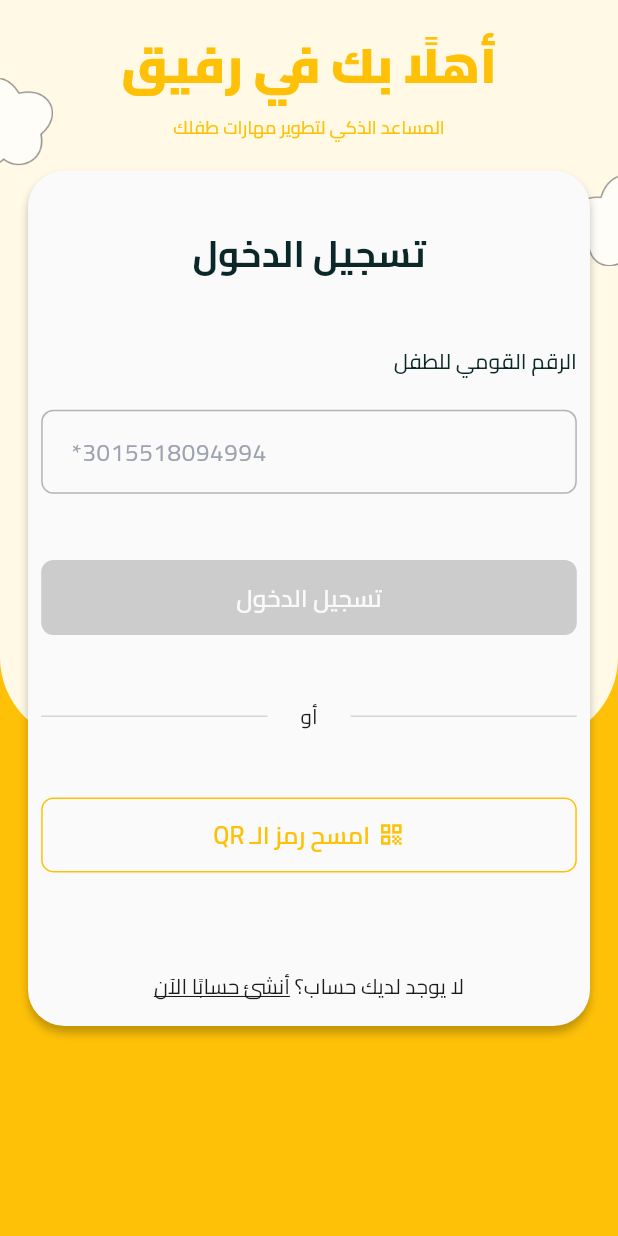
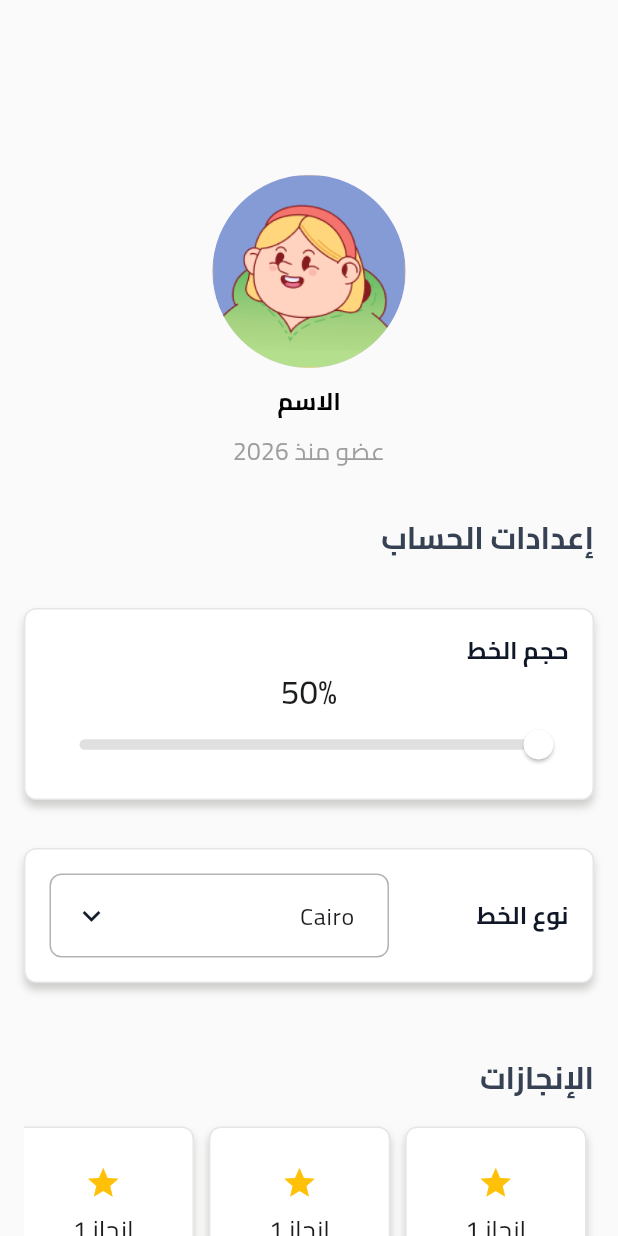
Before and after one commit to MariamElbeshbeeshy/Rafeeq-App, a Flutter app: the screen it shows after launch, on a phone screen of 412 x 824 dp. Run offline on Flutter 3.47's test engine with Material 3 defaults, Android fonts, the phone set to English and light mode, and no system bars; our stand-ins replace bloc, dio, flutter_bloc, flutter_screenutil, permission_handler, pinput; missing offline and left inert: flutter_timer_countdown, mobile_scanner, qr_scanner_overlay.

Commit message:
Add profile view and user info widget; include font options and user image assets

```diff
--- a/lib/helper/constants.dart
+++ b/lib/helper/constants.dart
@@ -1,4 +1,4 @@
-import 'package:flutter/cupertino.dart';
+import 'package:flutter/material.dart';
 
 const Color kPrimaryColor = Color(0xffFEC108);
 const Color kSecondaryColor = Color(0xffFFF9E6);
@@ -7,3 +7,36 @@ const Color kRedColor = Color(0xffF41A1A);
 const Color kGreenColor = Color(0xff80BD52);
 const Color kGrayColor = Color(0xffD9D9D9);
 const Color kShadowColor = Color.fromARGB(61, 0, 0, 0);
+const List<DropdownMenuEntry<String>> kFontOptions = [
+  DropdownMenuEntry(
+    value: 'Cairo',
+    label: 'Cairo',
+    labelWidget: Text(
+      'Cairo',
+      style: TextStyle(fontFamily: 'Cairo', fontWeight: FontWeight.w500),
+    ),
+  ),
+  DropdownMenuEntry(
+    value: 'Arial',
+    label: 'Arial',
+    labelWidget: Text('Arial', style: TextStyle(fontFamily: 'Arial')),
+  ),
+  DropdownMenuEntry(
+    value: 'Inter',
+    label: 'Inter',
+    labelWidget: Text('Inter', style: TextStyle(fontFamily: 'Inter')),
+  ),
+  DropdownMenuEntry(
+    value: 'Playpen Sans Arabic',
+    label: 'Playpen Sans Arabic',
+    labelWidget: Text(
+      'Playpen sans Arabic',
+      style: TextStyle(fontFamily: 'PlaypenSansArabic'),
+    ),
+  ),
+  DropdownMenuEntry(
+    value: 'Poppins',
+    label: 'Poppins',
+    labelWidget: Text('Poppins', style: TextStyle(fontFamily: 'Poppins')),
+  ),
+];
--- a/lib/main.dart
+++ b/lib/main.dart
@@ -3,6 +3,7 @@ import 'package:flutter_localizations/flutter_localizations.dart';
 import 'package:rafeeq_app/views/login_view.dart';
 import 'package:flutter_screenutil/flutter_screenutil.dart';
 import 'package:rafeeq_app/views/otp_view.dart';
+import 'package:rafeeq_app/views/profile_view.dart';
 import 'package:rafeeq_app/views/qr_scan_view.dart';
 import 'package:rafeeq_app/widgets/app_theme.dart';
 
@@ -34,7 +35,8 @@ class MainApp extends StatelessWidget {
             QRScanView.id: (context) => QRScanView(),
             OtpView.id: (context) => OtpView(),
           },
-          initialRoute: LoginView.id,
+          //initialRoute: ProfileView.id,
+          home: ProfileView(),
         );
       },
     );
--- /dev/null
+++ b/lib/views/profile_view.dart
@@ -0,0 +1,263 @@
+import 'package:flutter/material.dart';
+import 'package:flutter_screenutil/flutter_screenutil.dart';
+import 'package:rafeeq_app/helper/constants.dart';
+import 'package:rafeeq_app/widgets/user_info.dart';
+
+class ProfileView extends StatefulWidget {
+  const ProfileView({super.key});
+  static String id = 'Profile View';
+
+  @override
+  State<ProfileView> createState() => _ProfileViewState();
+}
+
+class _ProfileViewState extends State<ProfileView> {
+  double _fontSizeValue = 50;
+  @override
+  Widget build(BuildContext context) {
+    return Scaffold(
+      body: SingleChildScrollView(
+        child: Padding(
+          padding: const EdgeInsets.all(16.0),
+          child: Column(
+            mainAxisAlignment: MainAxisAlignment.center,
+            children: [
+              SizedBox(height: 99.h),
+              UserInfo(),
+              SizedBox(height: 32.h),
+              Align(
+                alignment:
+                    Alignment.centerRight, // Align to the right for Arabic
+                child: Text(
+                  "إعدادات الحساب",
+                  //textAlign: ,
+                  style: TextStyle(
+                    fontSize: 20.sp,
+                    fontWeight: FontWeight.w700,
+                    color: Color(0xff364153),
+                  ),
+                ),
+              ),
+              SizedBox(height: 16.h),
+              Container(
+                width: double.infinity,
+                margin: const EdgeInsets.symmetric(vertical: 16),
+                padding: const EdgeInsets.all(16),
+                decoration: BoxDecoration(
+                  color: Colors.white,
+                  borderRadius: BorderRadius.circular(8),
+                  border: Border.all(color: Color(0xffE6E6E6), width: 1),
+                  boxShadow: [
+                    BoxShadow(
+                      color: Color.fromARGB(156, 178, 178, 176),
+                      blurRadius: 4,
+                      offset: const Offset(0, 4),
+                    ),
+                  ],
+                ),
+                child: Column(
+                  crossAxisAlignment:
+                      CrossAxisAlignment.start, // For Arabic alignment
+                  children: [
+                    const Text(
+                      'حجم الخط',
+                      style: TextStyle(
+                        fontSize: 16,
+                        fontWeight: FontWeight.bold,
+                        color: Color(0xff101828),
+                      ),
+                    ),
+                    Center(
+                      child: Text(
+                        '${_fontSizeValue.toInt()}%',
+                        style: const TextStyle(
+                          fontSize: 22,
+                          fontWeight: FontWeight.w500,
+                          color: Color(0xFF1A1C1E),
+                        ),
+                      ),
+                    ),
+                    SliderTheme(
+                      data: SliderTheme.of(context).copyWith(
+                        trackHeight: 7,
+                        thumbShape: const RoundSliderThumbShape(
+                          enabledThumbRadius: 10,
+                        ),
+                        overlayShape: const RoundSliderOverlayShape(
+                          overlayRadius: 20,
+                        ),
+                        activeTrackColor:
+                            kPrimaryColor, // The yellow from your image
+                        inactiveTrackColor: Color(0xffE0E0E0),
+                        thumbColor: Colors.white, // White thumb like the image
+                      ),
+                      child: Slider(
+                        value: _fontSizeValue,
+                        min: 50,
+                        max: 200,
+                        onChanged: (value) {
+                          setState(() {
+                            _fontSizeValue = value;
+                          });
+                        },
+                      ),
+                    ),
+                  ],
+                ),
+              ),
+              Container(
+                width: double.infinity,
+                margin: const EdgeInsets.symmetric(vertical: 16),
+                padding: const EdgeInsets.all(16),
+                decoration: BoxDecoration(
+                  color: Colors.white,
+                  borderRadius: BorderRadius.circular(8),
+                  border: Border.all(color: Color(0xffE6E6E6), width: 1),
+                  boxShadow: [
+                    BoxShadow(
+                      color: Color.fromARGB(156, 178, 178, 176),
+                      blurRadius: 4,
+                      offset: const Offset(0, 4),
+                    ),
+                  ],
+                ),
+                child: Row(
+                  mainAxisAlignment: MainAxisAlignment.spaceBetween,
+                  children: [
+                    const Text(
+                      'نوع الخط',
+                      style: TextStyle(
+                        fontSize: 16,
+                        fontWeight: FontWeight.bold,
+                        color: Color(0xff101828),
+                      ),
+                    ),
+                    DropdownMenu(
+                      width: 206.w,
+
+                      trailingIcon: Icon(
+                        Icons.keyboard_arrow_down,
+                        color: Color(0xff101828),
+                      ),
+                      selectedTrailingIcon: Icon(
+                        Icons.keyboard_arrow_up,
+                        color: Color(0xff101828),
+                      ),
+
+                      initialSelection: 'Cairo',
+                      dropdownMenuEntries: kFontOptions,
+                    ),
+                  ],
+                ),
+              ),
+              SizedBox(height: 32.h),
+              Align(
+                alignment:
+                    Alignment.centerRight, // Align to the right for Arabic
+                child: Text(
+                  "الإنجازات",
+                  //textAlign: ,
+                  style: TextStyle(
+                    fontSize: 20.sp,
+                    fontWeight: FontWeight.w700,
+                    color: Color(0xff364153),
+                  ),
+                ),
+              ),
+              SizedBox(height: 10.h),
+              SizedBox(
+                height: 120.h,
+                child: ListView.builder(
+                  scrollDirection: Axis.horizontal,
+                  itemCount: 10,
+                  itemBuilder: (context, index) {
+                    return Container(
+                      width: 110.w,
+                      height: 87.h,
+                      margin: const EdgeInsets.symmetric(
+                        vertical: 8,
+                        horizontal: 5,
+                      ),
+                      padding: const EdgeInsets.all(16),
+                      decoration: BoxDecoration(
+                        color: Colors.white,
+                        borderRadius: BorderRadius.circular(8),
+                        border: Border.all(color: Color(0xffE6E6E6), width: 1),
+                        boxShadow: [
+                          BoxShadow(
+                            color: Color.fromARGB(156, 178, 178, 176),
+                            blurRadius: 4,
+                            offset: const Offset(0, 4),
+                          ),
+                        ],
+                      ),
+                      child: Column(
+                        mainAxisAlignment: MainAxisAlignment.center,
+                        crossAxisAlignment: CrossAxisAlignment.center,
+                        children: [
+                          const Icon(
+                            Icons.star,
+                            color: Color(0xffFEC108),
+                            size: 24,
+                          ),
+                          const SizedBox(height: 8),
+                          const Text(
+                            'إنجاز 1',
+                            style: TextStyle(
+                              fontSize: 16,
+                              fontWeight: FontWeight.w500,
+                              color: Color(0xFF1A1C1E),
+                            ),
+                          ),
+                        ],
+                      ),
+                    );
+                  },
+                ),
+              ),
+              SizedBox(height: 16.h),
+              GestureDetector(
+                onTap: () {
+                  // Handle logout action
+                },
+
+                child: Container(
+                  width: double.infinity,
+                  margin: const EdgeInsets.symmetric(vertical: 16),
+                  padding: const EdgeInsets.all(16),
+                  decoration: BoxDecoration(
+                    color: Colors.white,
+                    borderRadius: BorderRadius.circular(8),
+                    border: Border.all(color: Color(0xffE6E6E6), width: 1),
+                    boxShadow: [
+                      BoxShadow(
+                        color: Color.fromARGB(156, 178, 178, 176),
+                        blurRadius: 4,
+                        offset: const Offset(0, 4),
+                      ),
+                    ],
+                  ),
+                  child: Row(
+                    mainAxisAlignment: MainAxisAlignment.start,
+                    children: [
+                      Icon(Icons.logout, color: kPrimaryColor),
+                      SizedBox(width: 10.w),
+                      const Text(
+                        'تسجيل الخروج',
+                        style: TextStyle(
+                          fontSize: 16,
+                          fontWeight: FontWeight.bold,
+                          color: Color(0xff101828),
+                        ),
+                      ),
+                    ],
+                  ),
+                ),
+              ),
+            ],
+          ),
+        ),
+      ),
+    );
+  }
+}
--- /dev/null
+++ b/lib/widgets/user_info.dart
@@ -0,0 +1,36 @@
+import 'package:flutter/material.dart';
+import 'package:flutter_screenutil/flutter_screenutil.dart';
+
+class UserInfo extends StatelessWidget {
+  const UserInfo({super.key});
+
+  @override
+  Widget build(BuildContext context) {
+    return Column(
+      children: [
+        CircleAvatar(
+          maxRadius: 63.5.r,
+          backgroundImage: AssetImage("assets/images/user.png"),
+        ),
+        SizedBox(height: 10.h),
+        Text(
+          "الاسم",
+          style: TextStyle(
+            fontSize: 16.sp,
+            fontWeight: FontWeight.w700,
+            color: Colors.black,
+          ),
+        ),
+        SizedBox(height: 10.h),
+        Text(
+          "عضو منذ 2026",
+          style: TextStyle(
+            fontSize: 16.sp,
+            fontWeight: FontWeight.w400,
+            color: Colors.grey,
+          ),
+        ),
+      ],
+    );
+  }
+}
```
Also changed, not shown: pubspec.yaml (+14 -0 lines), assets/fonts/ARIAL.TTF (added), assets/fonts/Inter-Italic-VariableFont_opsz,wght.ttf (added), assets/fonts/PlaypenSansArabic-VariableFont_wght.ttf (added), assets/fonts/Poppins-Regular.ttf (added), assets/images/user.png (added).
